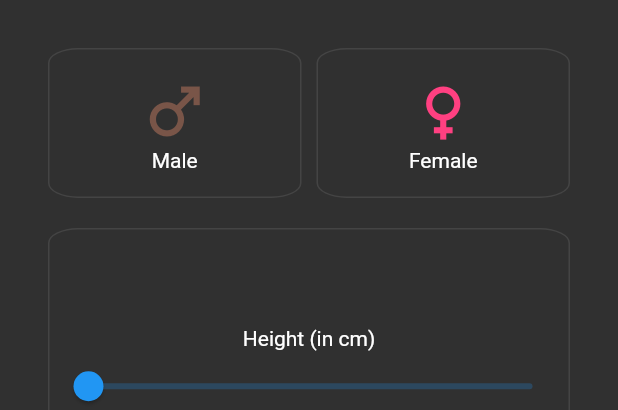
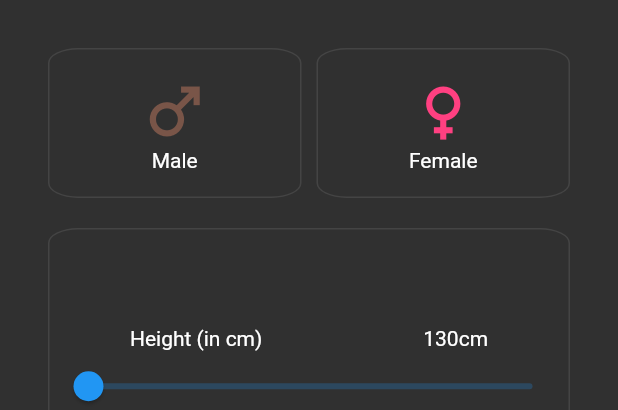
Before and after one commit to temic0des/bmi-calculator, a Flutter app: the screen it shows after launch, on a phone screen of 412 x 824 dp, the part 84-494 px from its top. Run offline on Flutter 3.47's test engine with Material 2 defaults, Android fonts, the phone set to English and light mode, and no system bars; drawn by our look-alikes of numberpicker; our stand-ins replace connectivity_plus, dio, equatable, flutter_bloc, hydrated_bloc, modal_bottom_sheet and 1 more; missing offline and left inert: vertical_weight_slider.

Commit message:
Height slider value added to the height section display

```diff
--- a/lib/presentation/atoms/height_slider.dart
+++ b/lib/presentation/atoms/height_slider.dart
@@ -22,7 +22,13 @@ class HeightSlider extends StatelessWidget {
       child: Column(
         mainAxisAlignment: MainAxisAlignment.center,
         children: [
-          const Text('Height (in cm)'),
+          Row(
+            mainAxisAlignment: MainAxisAlignment.spaceAround,
+            children: [
+              const Text('Height (in cm)'),
+              Text('${value.toInt()}cm'),
+            ],
+          ),
           Slider.adaptive(
             onChanged: onchanged,
             value: value,
```
